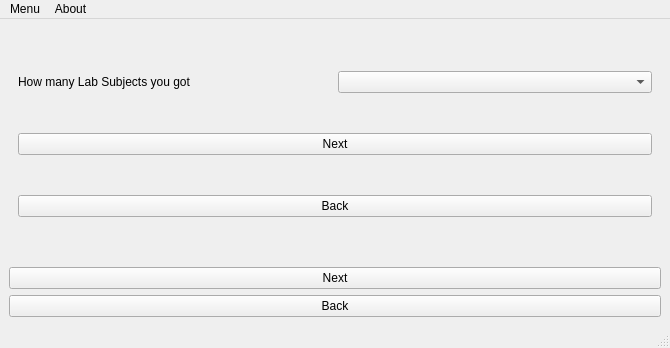
Abir-Tx/StudyFolderOrganizer-GUI, file sfo.ui: the form before one commit.
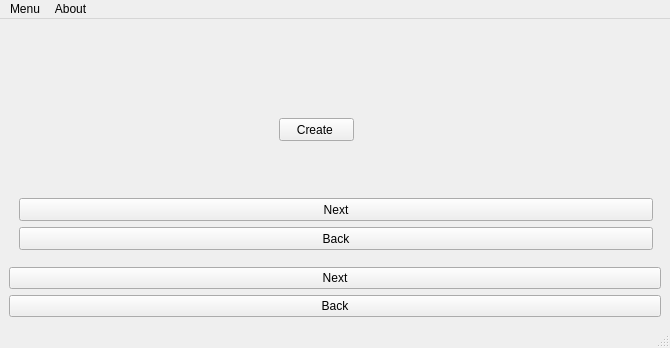
The form after the commit.

Commit message: Add createDir window

The edit to the form file:
```diff
--- a/sfo.ui
+++ b/sfo.ui
@@ -18,7 +18,7 @@
     <item>
      <widget class="QStackedWidget" name="stackedWidget">
       <property name="currentIndex">
-       <number>3</number>
+       <number>5</number>
       </property>
       <widget class="QWidget" name="main">
        <layout class="QHBoxLayout" name="horizontalLayout_2">
@@ -212,6 +212,47 @@
        </layout>
       </widget>
       <widget class="QWidget" name="labfoldername"/>
+      <widget class="QWidget" name="createlabfolder">
+       <widget class="QPushButton" name="createLabs">
+        <property name="geometry">
+         <rect>
+          <x>270</x>
+          <y>90</y>
+          <width>75</width>
+          <height>23</height>
+         </rect>
+        </property>
+        <property name="text">
+         <string>Create </string>
+        </property>
+       </widget>
+       <widget class="QPushButton" name="back_5">
+        <property name="geometry">
+         <rect>
+          <x>10</x>
+          <y>199</y>
+          <width>634</width>
+          <height>23</height>
+         </rect>
+        </property>
+        <property name="text">
+         <string>Back</string>
+        </property>
+       </widget>
+       <widget class="QPushButton" name="next_5">
+        <property name="geometry">
+         <rect>
+          <x>10</x>
+          <y>170</y>
+          <width>634</width>
+          <height>23</height>
+         </rect>
+        </property>
+        <property name="text">
+         <string>Next</string>
+        </property>
+       </widget>
+      </widget>
      </widget>
     </item>
     <item>
```
The commit also changes 2 other files.
